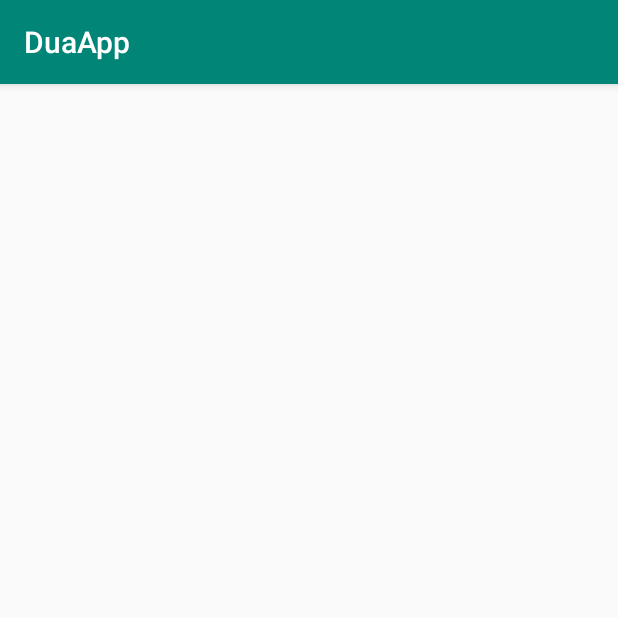
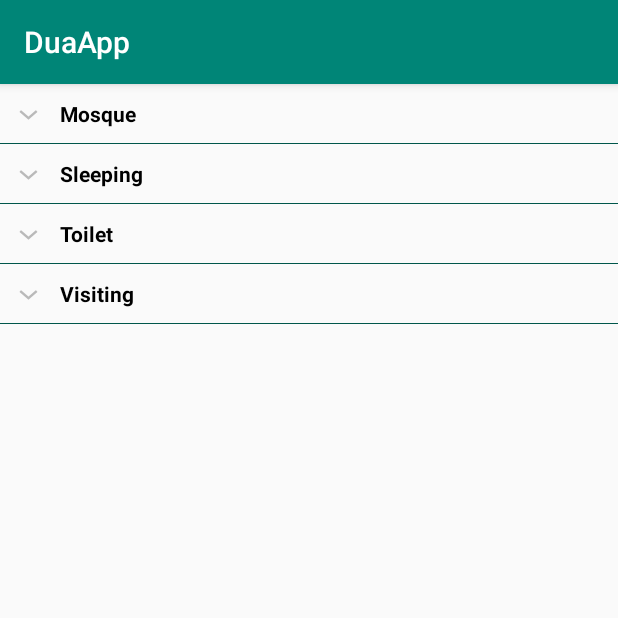
Before and after one commit to rumaisaabdulhai/DuaApp, an Android app: the screen it shows after launch (MainActivity), on a phone screen of 412 x 824 dp, the top half of it. Run offline under Robolectric (Android 15) with nearby library versions, the phone set to English and light mode, and no system bars.

Commit message:
corrected sql query to insert

```diff
--- a/app/src/main/java/com/example/rumaisaabdulhai/duaapp/MainActivity.java
+++ b/app/src/main/java/com/example/rumaisaabdulhai/duaapp/MainActivity.java
@@ -103,7 +103,7 @@ public class MainActivity extends AppCompatActivity {
             String line;
             String[] values;
             String insertSql = "insert into duas(category, name, audioFileName, arabic, transliteration, translation, reference)" +
-                    "values(?, ?, ?, ?, ?, ?)";
+                    "values(?, ?, ?, ?, ?, ?, ?)";
             while ((line = bufferedReader.readLine()) != null) {
                 values = line.split("\\|");
                 List<String> list = new ArrayList<>();
```
